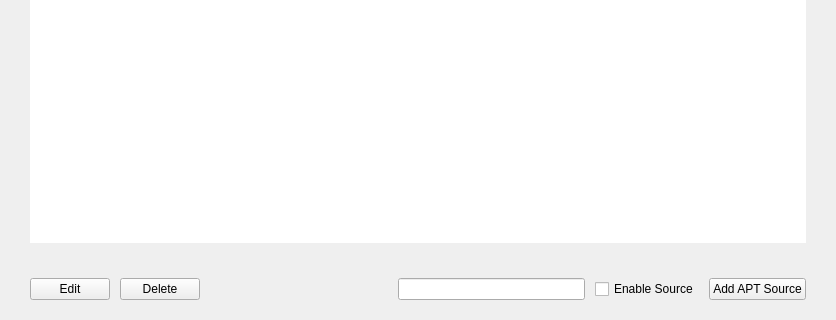
Above: stacer/Pages/AptSourceManager/apt_source_manager_page.ui from oguzhaninan/Stacer before the change; both pictures show x 0 to 836 and y 262 to 582 of the 836 by 582 pixel window. Below: the same form after it.
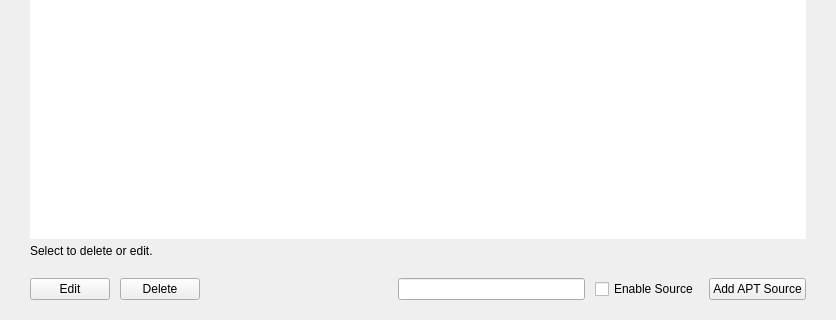
That is the form after the change. Icons and pictures are not drawn.

```diff
--- a/stacer/Pages/AptSourceManager/apt_source_manager_page.ui
+++ b/stacer/Pages/AptSourceManager/apt_source_manager_page.ui
@@ -177,7 +177,7 @@
         <property name="sizeHint" stdset="0">
          <size>
           <width>20</width>
-          <height>30</height>
+          <height>15</height>
          </size>
         </property>
        </spacer>
@@ -365,6 +365,13 @@
         </property>
        </widget>
       </item>
+      <item row="2" column="0" colspan="7">
+       <widget class="QLabel" name="lblAptSourceSelectInfo">
+        <property name="text">
+         <string>Select to delete or edit.</string>
+        </property>
+       </widget>
+      </item>
      </layout>
     </widget>
    </item>
```
